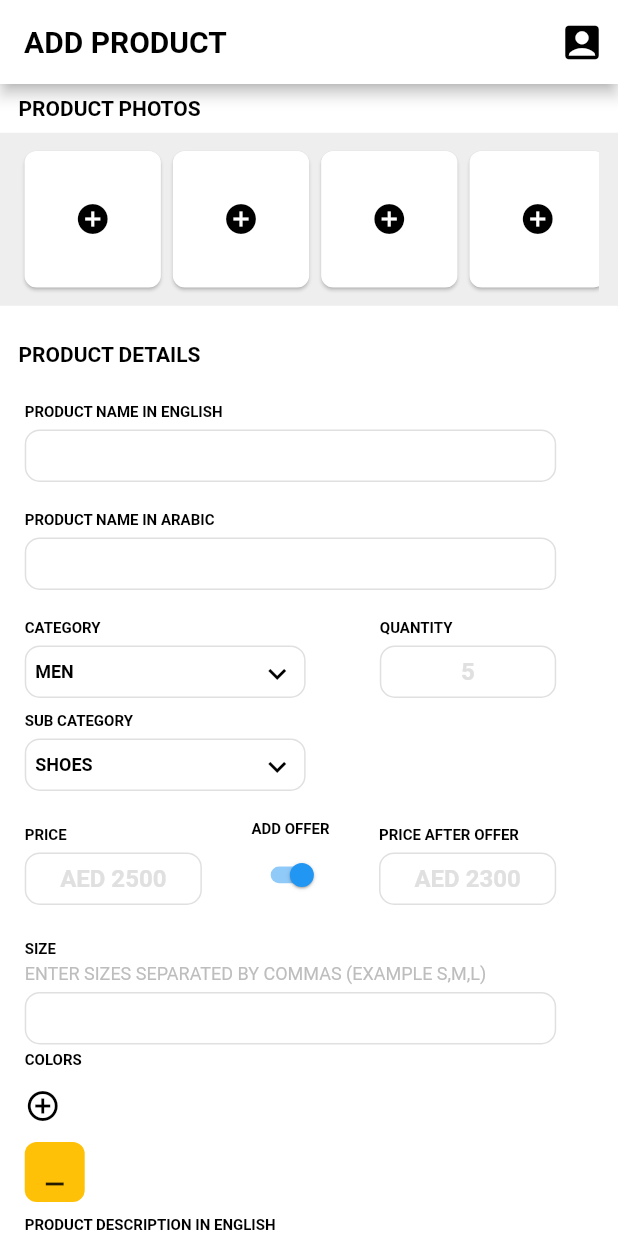
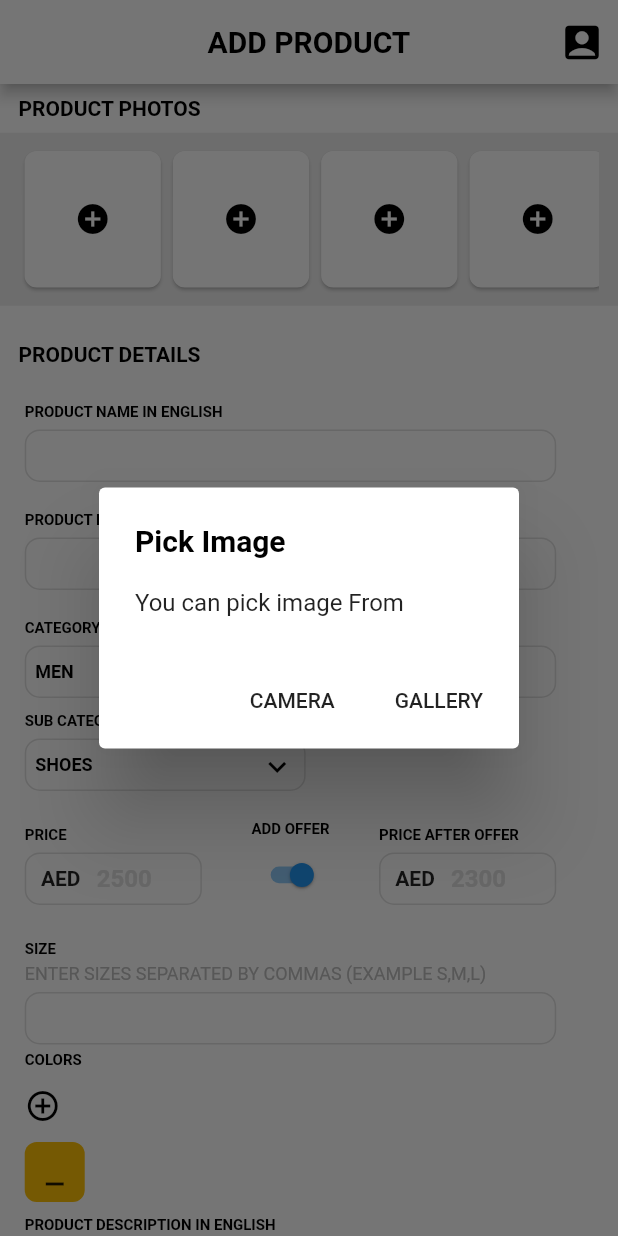
Before and after one commit to ABNG/flutter_dark_store_from_android_studio, a Flutter app: the AddProducts widget shown alone on an empty page, opened directly, after a tap on the "add circle" icon, on a phone screen of 412 x 824 dp. Run offline on Flutter 3.47's test engine with Material 2 defaults, Android fonts, the phone set to English and light mode, and no system bars; our stand-ins replace flutter_colorpicker, image_picker.

Commit message:
second commit

```diff
--- a/lib/app_screens/home_screens/add_products.dart
+++ b/lib/app_screens/home_screens/add_products.dart
@@ -5,6 +5,7 @@ import 'package:flutter/material.dart';
 import 'package:flutter_dark_store/reusable_widgets/reusable_appbar.dart';
 import 'package:flutter_dark_store/utils/SizeConfig.dart';
 import 'package:flutter_colorpicker/flutter_colorpicker.dart';
+import 'package:flutter_dark_store/utils/utils.dart';
 import 'package:image_picker/image_picker.dart';
 
 const List<String> category = [
@@ -64,18 +65,38 @@ class _AddProductsState extends State<AddProducts> {
   }
 
   Future getImage(int index) async {
-    final PickedFile pickedFile =
-        await picker.getImage(source: ImageSource.gallery);
-
-    setState(() {
-      _image = File(pickedFile.path);
-      imagePosition[index] = _image;
-    });
+    showDialog(
+        context: context,
+        builder: (context) => AlertDialog(
+              title: Text(
+                "Pick Image",
+                style: TextStyle(
+                  color: Colors.black,
+                  fontWeight: FontWeight.bold,
+                ),
+              ),
+              content: Text("You can pick image From"),
+              actions: [
+                FlatButton(
+                  onPressed: () {
+                    Navigator.pop(context);
+                    pickImage(ImageSource.camera, index);
+                  },
+                  child: Text("CAMERA"),
+                ),
+                FlatButton(
+                  onPressed: () {
+                    Navigator.pop(context);
+                    pickImage(ImageSource.gallery, index);
+                  },
+                  child: Text("GALLERY"),
+                ),
+              ],
+            ));
   }
 
   @override
   void initState() {
-    // TODO: implement initState
     super.initState();
     _selectedValue = category[0];
     _subSelectedValue = sub_category[0];
@@ -121,7 +142,8 @@ class _AddProductsState extends State<AddProducts> {
                             borderRadius: BorderRadius.circular(8),
                           ),
                           color: Colors.white,
-                          child: imagePosition[index] == null
+                          child: imagePosition.keys.toList().contains(index) ==
+                                  false
                               ? IconButton(
                                   icon: Icon(
                                     Icons.add_circle,
@@ -133,7 +155,9 @@ class _AddProductsState extends State<AddProducts> {
                                 )
                               : ClipRRect(
                                   borderRadius: BorderRadius.circular(8),
-                                  child: Image.file(_image, fit: BoxFit.cover)),
+                                  child: Image.file(imagePosition[index],
+                                      fit: BoxFit.cover),
+                                ),
                         ),
                       ),
                     ),
@@ -247,6 +271,7 @@ class _AddProductsState extends State<AddProducts> {
                               ),
                               ReusableTextFieldWithCenter(
                                 text: "5",
+                                isQuantity: true,
                               ),
                             ],
                           ),
@@ -318,7 +343,7 @@ class _AddProductsState extends State<AddProducts> {
                                 height: 5,
                               ),
                               ReusableTextFieldWithCenter(
-                                text: "AED 2500",
+                                text: "2500",
                               ),
                             ],
                           ),
@@ -356,7 +381,7 @@ class _AddProductsState extends State<AddProducts> {
                                   height: 5,
                                 ),
                                 ReusableTextFieldWithCenter(
-                                  text: "AED 2300",
+                                  text: "2300",
                                 ),
                               ],
                             ),
@@ -394,6 +419,7 @@ class _AddProductsState extends State<AddProducts> {
                       padding: EdgeInsets.all(0),
                       alignment: Alignment.centerLeft,
                       onPressed: () {
+                        Utils.hideKeyboard(context);
                         showDialog(
                           context: context,
                           builder: (BuildContext context) {
@@ -451,22 +477,32 @@ class _AddProductsState extends State<AddProducts> {
       ),
     );
   }
+
+  void pickImage(ImageSource imageSource, int index) async {
+    final PickedFile pickedFile = await picker.getImage(source: imageSource);
+
+    setState(() {
+      _image = File(pickedFile.path);
+      imagePosition.putIfAbsent(index, () => _image);
+    });
+  }
 }
 
 class ReusableTextFieldWithCenter extends StatelessWidget {
   final String text;
-
-  ReusableTextFieldWithCenter({this.text});
+  final bool isQuantity;
+  ReusableTextFieldWithCenter({this.text, this.isQuantity = false});
 
   @override
   Widget build(BuildContext context) {
-    return TextField(
+    return SizedBox(
+      height: 35,
+      child: TextField(
         keyboardType: TextInputType.number,
         style: TextStyle(
           color: Colors.black,
           fontWeight: FontWeight.bold,
         ),
-      textAlign: TextAlign.center,
         cursorColor: Colors.grey,
         decoration: InputDecoration(
           hintText: text,
@@ -483,7 +519,21 @@ class ReusableTextFieldWithCenter extends StatelessWidget {
             ),
           ),
           isDense: true,
-        contentPadding: EdgeInsets.all(8),
+          contentPadding: EdgeInsets.all(0),
+          prefixIcon: isQuantity
+              ? SizedBox()
+              : Container(
+                  width: 2,
+                  alignment: Alignment.center,
+                  child: Text(
+                    "AED",
+                    style: TextStyle(
+                      fontWeight: FontWeight.bold,
+                    ),
+                    textAlign: TextAlign.center,
+                  ),
+                ),
+        ),
       ),
     );
   }
--- a/lib/app_screens/home_screens/stored_info.dart
+++ b/lib/app_screens/home_screens/stored_info.dart
@@ -54,7 +54,9 @@ class StoredInfo extends StatelessWidget {
                   ReusableDarkText(
                     text: "CONTACT NUMBER",
                   ),
-                  ReusableEmptyTextField(),
+                  ReusableEmptyTextField(
+                    isNumber: true,
+                  ),
                   SizedBox(
                     height: SizeConfig.screenHeight * 0.4,
                   ),
--- a/lib/app_screens/login_screen.dart
+++ b/lib/app_screens/login_screen.dart
@@ -38,6 +38,7 @@ class LogInScreen extends StatelessWidget {
                   text: "PASSWORD",
                   icon: Icons.lock_outline,
                   main: true,
+                  isPassword: true,
                 ),
                 SizedBox(
                   height: 20,
--- a/lib/app_screens/sign_up_screen.dart
+++ b/lib/app_screens/sign_up_screen.dart
@@ -38,11 +38,13 @@ class SignupScreen extends StatelessWidget {
                     text: "PASSWORD",
                     icon: Icons.lock_open,
                     main: false,
+                    isPassword: true,
                   ),
                   ReusableTextField(
                     text: "CONFIRM PASSWORD",
                     icon: Icons.lock_outline,
                     main: false,
+                    isPassword: true,
                   ),
                   SizedBox(
                     height: SizeConfig.screenHeight * 0.03,
--- a/lib/main.dart
+++ b/lib/main.dart
@@ -17,6 +17,7 @@ class MyApp extends StatelessWidget {
         visualDensity: VisualDensity.adaptivePlatformDensity,
         scaffoldBackgroundColor: Colors.white,
         appBarTheme: AppBarTheme(
+          centerTitle: true,
           color: Colors.white,
           iconTheme: IconThemeData(
             color: Colors.black,
--- a/lib/reusable_widgets/empty_text_field.dart
+++ b/lib/reusable_widgets/empty_text_field.dart
@@ -2,8 +2,9 @@ import 'package:flutter/material.dart';
 
 class ReusableEmptyTextField extends StatelessWidget {
   final int maxLines;
+  final bool isNumber;
 
-  ReusableEmptyTextField({this.maxLines = 1});
+  ReusableEmptyTextField({this.maxLines = 1, this.isNumber = false});
 
   @override
   Widget build(BuildContext context) {
@@ -25,6 +26,7 @@ class ReusableEmptyTextField extends StatelessWidget {
         child: TextField(
           cursorColor: Colors.grey,
           maxLines: maxLines,
+          keyboardType: isNumber ? TextInputType.phone : TextInputType.text,
           decoration: InputDecoration(
             hintStyle: TextStyle(
               color: Colors.grey[300],
--- a/lib/reusable_widgets/reusable_textfield.dart
+++ b/lib/reusable_widgets/reusable_textfield.dart
@@ -5,8 +5,9 @@ class ReusableTextField extends StatelessWidget {
   final String text;
   final IconData icon;
   final bool main;
+  final bool isPassword;
 
-  ReusableTextField({this.text, this.icon, this.main});
+  ReusableTextField({this.text, this.icon, this.main, this.isPassword = false});
 
   @override
   Widget build(BuildContext context) {
@@ -28,6 +29,7 @@ class ReusableTextField extends StatelessWidget {
           ]),
       child: TextField(
         cursorColor: Colors.grey,
+        obscureText: isPassword,
         decoration: InputDecoration(
           hintText: text,
           hintStyle: TextStyle(
--- a/lib/utils/utils.dart
+++ b/lib/utils/utils.dart
@@ -1,3 +1,4 @@
+import 'package:flutter/material.dart';
 import 'package:flutter_dark_store/model/order_details.dart';
 import 'package:flutter_dark_store/model/order_model.dart';
 
@@ -23,4 +24,8 @@ class Utils {
     String subValue = time.substring(0, index) + " PM";
     return subValue;
   }
+
+  static void hideKeyboard(BuildContext context) {
+    FocusScope.of(context).unfocus();
+  }
 }
```
Lines whose indentation alone changed are shown as unchanged.
